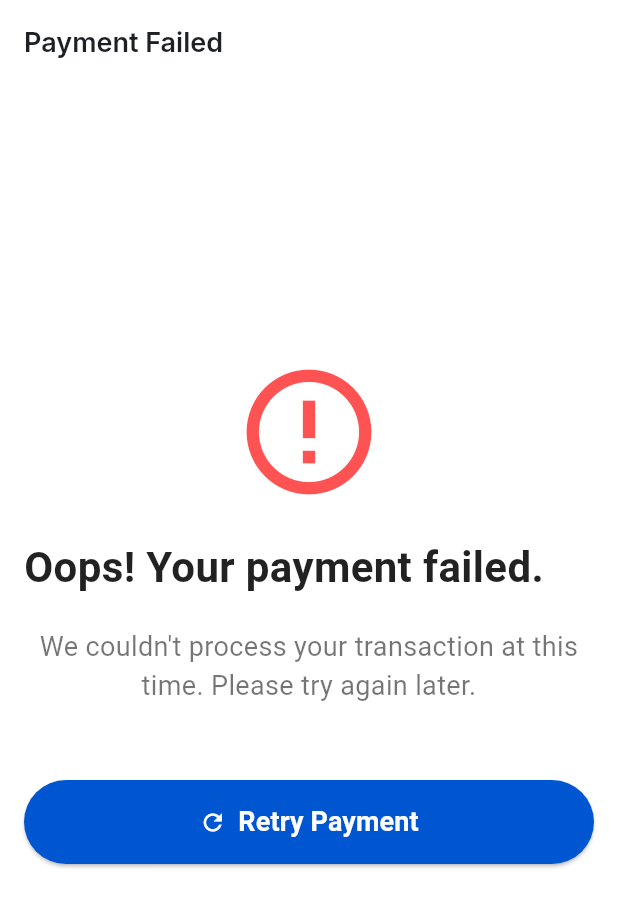
After one commit to AbhayPatil31/fastag_New, a Flutter app: the FailedPaymentPage screen opened directly, on a phone screen of 412 x 824 dp. The commit adds this screen. Shown: the top 907 px of the screen. Run offline on Flutter 3.47's test engine with Material 3 defaults, Android fonts, the phone set to English and light mode, and no system bars; drawn by our look-alikes of animated_text_kit; our stand-ins replace app_links, carousel_slider, dio, dropdown_button2, file_picker, firebase_core and 15 more; missing offline and left inert: android_intent_plus, cc_avenue, encrypt, razorpay_flutter; accounts and stored records are empty; project files that could hold a hidden picture were left out.

Commit message:
all done with cc avenue payment gateway,hope no more errors will come

```diff
--- /dev/null
+++ b/lib/pages/PaymentFailurePage.dart
@@ -0,0 +1,149 @@
+import 'package:animated_text_kit/animated_text_kit.dart';
+import 'package:flutter/material.dart';
+import 'package:google_fonts/google_fonts.dart';
+
+import 'recharge.dart';
+
+class FailedPaymentPage extends StatelessWidget {
+  final String? transactionId;
+
+  const FailedPaymentPage({Key? key, this.transactionId}) : super(key: key);
+
+  @override
+  Widget build(BuildContext context) {
+    return WillPopScope(
+        onWillPop: () async {
+          // Navigate to WalletPage when system back button is pressed
+          Navigator.of(context).push(
+            MaterialPageRoute(
+              builder: (context) => RechargePage("failurepage"),
+            ),
+            // (Route<dynamic> route) => false,
+          );
+          return false; // Prevent default back button action
+        },
+        child: Scaffold(
+          extendBodyBehindAppBar: true,
+          backgroundColor: Colors.white,
+          appBar: AppBar(
+            title: Text(
+              'Payment Failed',
+              style: GoogleFonts.inter(
+                fontWeight: FontWeight.w600,
+                color: Color(0xFF1D2024),
+                fontSize: 18,
+              ),
+            ),
+            backgroundColor: Colors.white,
+          ),
+          body: Padding(
+            padding: const EdgeInsets.all(16.0),
+            child: Column(
+              mainAxisAlignment: MainAxisAlignment.center,
+              crossAxisAlignment: CrossAxisAlignment.stretch,
+              children: [
+                // Failed Payment Icon
+                Center(
+                  child: Icon(
+                    Icons.error_outline,
+                    color: Colors.redAccent,
+                    size: 100,
+                  ),
+                ),
+                SizedBox(height: 20),
+                // Animated Error Message
+                AnimatedTextKit(
+                  animatedTexts: [
+                    TypewriterAnimatedText(
+                      'Oops! Your payment failed.',
+                      textStyle: TextStyle(
+                        fontSize: 28.0,
+                        fontWeight: FontWeight.bold,
+                        color: Colors.black87,
+                      ),
+                      speed: const Duration(milliseconds: 100),
+                    ),
+                  ],
+                  isRepeatingAnimation: false,
+                  totalRepeatCount: 1,
+                ),
+                SizedBox(height: 20),
+                // Additional details text
+                Text(
+                  'We couldn\'t process your transaction at this time. Please try again later.',
+                  style: TextStyle(
+                    fontSize: 18,
+                    color: Colors.black54,
+                  ),
+                  textAlign: TextAlign.center,
+                ),
+                SizedBox(height: 20),
+                // Display Transaction ID if provided
+                if (transactionId != null)
+                  Center(
+                    child: Text(
+                      'Transaction ID: $transactionId',
+                      style: TextStyle(
+                        fontSize: 16,
+                        color: Colors.black45,
+                      ),
+                    ),
+                  ),
+                SizedBox(height: 30),
+                // Retry Button
+                ElevatedButton.icon(
+                  style: ElevatedButton.styleFrom(
+                    backgroundColor: Color(0xFF0056D1),
+                    padding: EdgeInsets.symmetric(vertical: 15, horizontal: 20),
+                    shape: RoundedRectangleBorder(
+                      borderRadius: BorderRadius.circular(30.0),
+                    ),
+                  ),
+                  icon: Icon(Icons.refresh, color: Colors.white),
+                  label: Text(
+                    'Retry Payment',
+                    style: TextStyle(
+                      fontSize: 18,
+                      fontWeight: FontWeight.bold,
+                      color: Colors.white,
+                    ),
+                  ),
+                  onPressed: () {
+                    // Handle retry payment logic here
+                    Navigator.of(context).pushAndRemoveUntil(
+                      MaterialPageRoute(
+                        builder: (context) => RechargePage("wallet"),
+                      ),
+                      (Route<dynamic> route) => false,
+                    );
+                  },
+                ),
+                SizedBox(height: 10),
+                // Contact Support Button
+                // OutlinedButton.icon(
+                //   style: OutlinedButton.styleFrom(
+                //     side: BorderSide(color: Colors.redAccent, width: 2),
+                //     padding: EdgeInsets.symmetric(vertical: 15, horizontal: 20),
+                //     shape: RoundedRectangleBorder(
+                //       borderRadius: BorderRadius.circular(30.0),
+                //     ),
+                //   ),
+                //   icon: Icon(Icons.contact_support, color: Colors.redAccent),
+                //   label: Text(
+                //     'Contact Support',
+                //     style: TextStyle(
+                //       fontSize: 18,
+                //       fontWeight: FontWeight.bold,
+                //       color: Colors.redAccent,
+                //     ),
+                //   ),
+                //   onPressed: () {
+                //     // Handle contact support logic here
+                //   },
+                // ),
+              ],
+            ),
+          ),
+        ));
+  }
+}
```
Also changed, not shown: lib/pages/CCAvenueWebViewPage.dart (+47 -31 lines), lib/pages/ThankYouPageforCCAvenuePayment.dart (+4 -4 lines), lib/pages/recharge.dart (+84 -10 lines), lib/pages/paymentoption.dart (line endings or trailing spaces).
